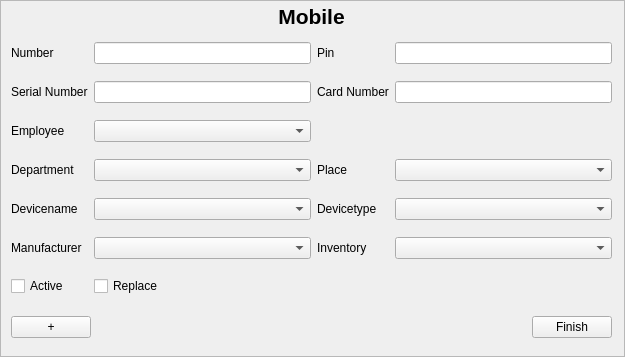
jmuelbert/jmbde-QT, file src/mobileinputarea.ui: the form before one commit.
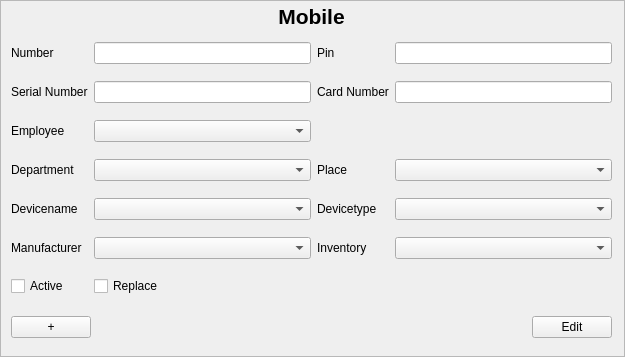
The form after the commit.

```diff
--- a/src/mobileinputarea.ui
+++ b/src/mobileinputarea.ui
@@ -260,7 +260,7 @@
      <item>
       <widget class="QPushButton" name="pushButton_2">
        <property name="text">
-        <string>Finish</string>
+        <string>Edit</string>
        </property>
       </widget>
      </item>
```
Left out of the diff: 20 changed lines with no effect on the pictures.
